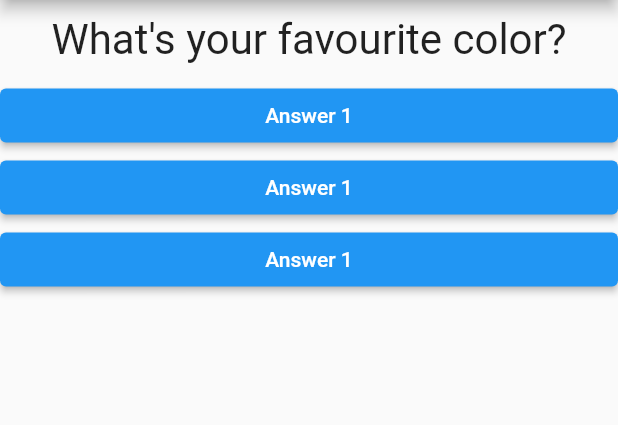
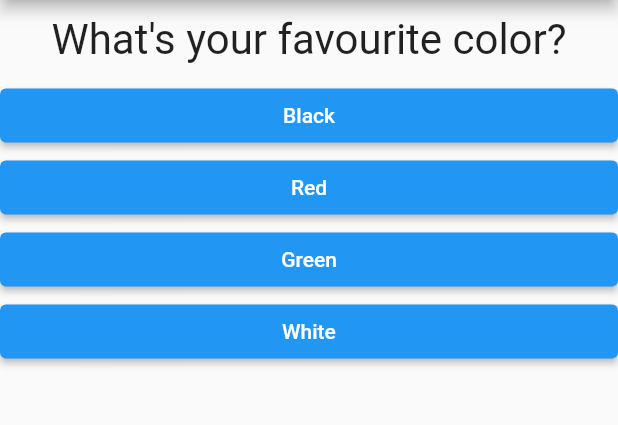
Before and after one commit to chloemk/quiz_app, a Flutter app: the screen it shows after launch, on a phone screen of 412 x 824 dp, the part 84-509 px from its top. Run offline on Flutter 3.47's test engine with Material 2 defaults, Android fonts, the phone set to English and light mode, and no system bars.

Commit message:
refactor: mapping questions

```diff
--- a/lib/answer.dart
+++ b/lib/answer.dart
@@ -3,8 +3,10 @@ import 'package:flutter/material.dart';
 class Answer extends StatelessWidget {
   // VoidCallback is shorthand for void Function()
   final VoidCallback selectHandler;
+  final String answerText;
 
-  const Answer(this.selectHandler, {Key? key}) : super(key: key);
+  const Answer(this.selectHandler, this.answerText, {Key? key})
+      : super(key: key);
 
   @override
   Widget build(BuildContext context) {
@@ -16,7 +18,7 @@ class Answer extends StatelessWidget {
           onPrimary: Colors.white, // foreground
         ),
         onPressed: selectHandler,
-        child: const Text('Answer 1'),
+        child: Text(answerText),
       ),
     );
   }
--- a/lib/main.dart
+++ b/lib/main.dart
@@ -24,9 +24,19 @@ class _MyAppState extends State<MyApp> {
 
   @override
   Widget build(BuildContext context) {
-    List<String> questions = [
-      'What\'s your favourite color?',
-      'What\'s your favorite animal?',
+    const questions = [
+      {
+        'questionText': 'What\'s your favourite color?',
+        'answers': ['Black', 'Red', 'Green', 'White'],
+      },
+      {
+        'questionText': 'What\'s your favorite animal?',
+        'answers': ['Rabbit', 'Snake', 'Elephant', 'Lion'],
+      },
+      {
+        'questionText': 'Where\'s your favorite city?',
+        'answers': ['Seoul', 'Jakarta', 'Chicago', 'Shanghai'],
+      }
     ];
 
     return MaterialApp(
@@ -36,10 +46,10 @@ class _MyAppState extends State<MyApp> {
         ),
         body: Column(
           children: [
-            Question(questions[_questionIndex]),
-            Answer(_answerQuestion),
-            Answer(_answerQuestion),
-            Answer(_answerQuestion),
+            Question(questions[_questionIndex]['questionText'] as String),
+            ...(questions[_questionIndex]['answers'] as List<String>)
+                .map((answer) => (Answer(_answerQuestion, answer)))
+                .toList(),
           ],
         ),
       ),
```
